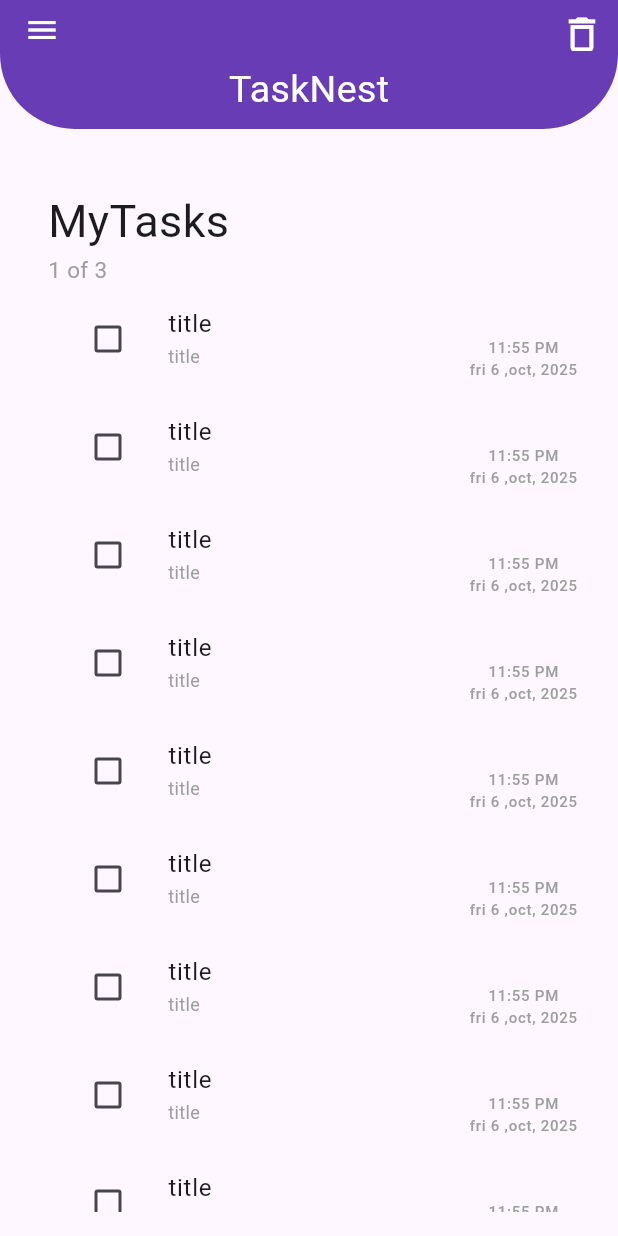
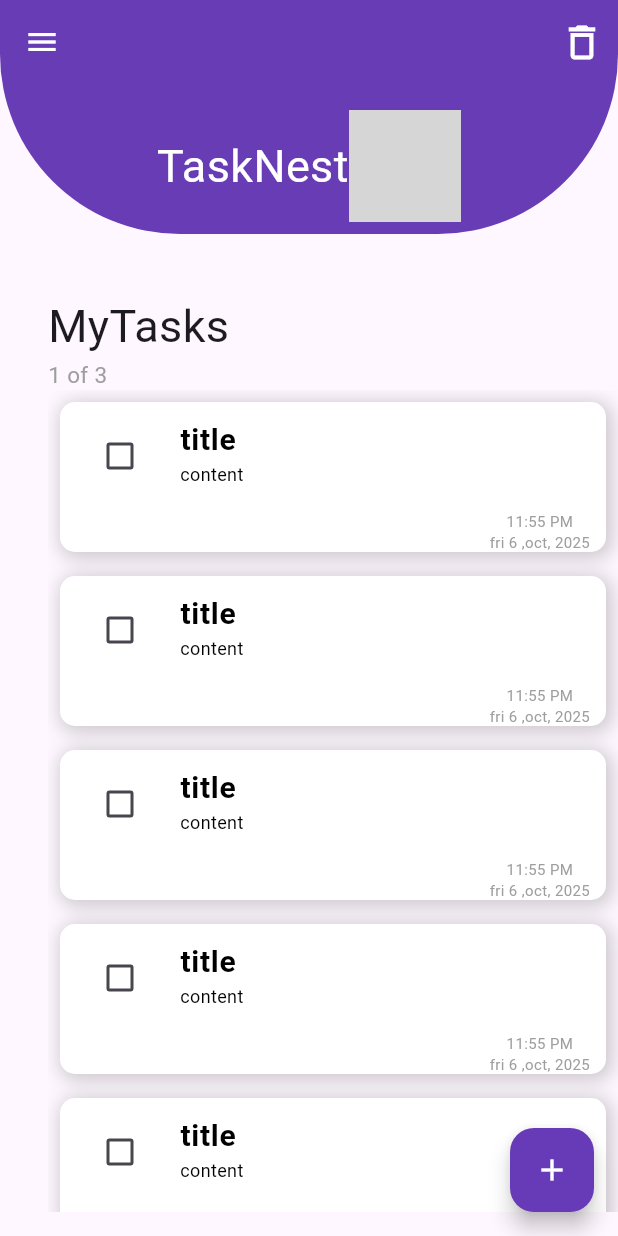
Before and after one commit to moshehata7/flutter_todo_app, a Flutter app: the screen it shows after launch, on a phone screen of 412 x 824 dp. Run offline on Flutter 3.47's test engine with Material 3 defaults, Android fonts, the phone set to English and light mode, and no system bars; grey boxes are pictures that could not be loaded.

Commit message:
Some modifications in task item and body

```diff
--- a/lib/screens/home_screen.dart
+++ b/lib/screens/home_screen.dart
@@ -7,6 +7,11 @@ class HomeScreen extends StatelessWidget {
   @override
   Widget build(BuildContext context) {
     return Scaffold(
+      floatingActionButton: FloatingActionButton(
+
+        backgroundColor: Colors.deepPurple,
+        child: Icon(Icons.add,color: Colors.white,),
+        onPressed: (){}),
       drawer: Drawer(
         surfaceTintColor: Colors.white,
       ),
@@ -14,15 +19,21 @@ class HomeScreen extends StatelessWidget {
         iconTheme: IconThemeData(
           color: Colors.white
         ),
-        bottom: PreferredSize(preferredSize: Size.fromHeight(30),
+        bottom: PreferredSize(preferredSize: Size.fromHeight(100),
          child: Padding(
            padding: const EdgeInsets.all(8.0),
-           child: Text("TaskNest",style: TextStyle(fontSize: 25,color: Colors.white),),
+           child: Row(
+            mainAxisAlignment: MainAxisAlignment.center,
+             children: [
+               Text("TaskNest",style: TextStyle(fontSize: 30,color: Colors.white),),
+               Image.asset("images/task.png",height: 75,width: 75,)
+             ],
+           ),
          )),
         elevation: 6,
          shape: RoundedRectangleBorder(
     borderRadius: BorderRadius.vertical(
-      bottom: Radius.circular(50),
+      bottom: Radius.circular(120)
     ),
   ),
         backgroundColor: Colors.deepPurple,
--- a/lib/widgets/task_item.dart
+++ b/lib/widgets/task_item.dart
@@ -5,20 +5,57 @@ class TaskItem extends StatelessWidget {
 
   @override
   Widget build(BuildContext context) {
-    return ListTile(
+    return Padding(
+      padding: const EdgeInsets.all(8.0),
+      child: GestureDetector(
+        onTap: (){
+
+        },
+        child: Container(
+          height: 100,
+          decoration: BoxDecoration(
+            borderRadius: BorderRadius.circular(10),
+            color: Colors.white,
+            boxShadow: [
+              BoxShadow(
+                color: Colors.black.withOpacity(0.2),
+                spreadRadius: 2,
+                blurRadius: 10,
+                offset: Offset(2, 2)
+              )
+            ]
+          ),
+          child: Column(
+            children: [
+              ListTile(
                 leading: Checkbox(value: false, onChanged: (value) {}),
-      title: Text("title", style: TextStyle()),
+                title: Text("title", style: TextStyle(fontSize: 20, color: Colors.black,fontWeight: FontWeight.bold)),
                 subtitle: Text(
-        "title",
-        style: TextStyle(fontSize: 12, color: Colors.grey),
+                  "content",
+                  style: TextStyle(fontSize: 12, color: Colors.black,),
                 ),
-      trailing: Column(
+
+              ),
+               Padding(
+                 padding: const EdgeInsets.only(right: 8.0),
+                 child: Row(
+
                   mainAxisAlignment: MainAxisAlignment.end,
                    children: [
+                     Column(
+                                 children: [
+
                       Text("11:55 PM",style: TextStyle(color: Colors.grey,fontSize: 10),),
                       Text(" fri 6 ,oct, 2025 ",style: TextStyle(color: Colors.grey,fontSize: 10),)
                                  ],
                                ),
+                   ],
+                 ),
+               ),
+            ],
+          ),
+        ),
+      ),
     );
   }
 }
--- a/pubspec.yaml
+++ b/pubspec.yaml
@@ -58,9 +58,9 @@ flutter:
   uses-material-design: true
 
   # To add assets to your application, add an assets section, like this:
-  # assets:
-  #   - images/a_dot_burr.jpeg
-  #   - images/a_dot_ham.jpeg
+  assets:
+    - assets/images/task.png
+
 
   # An image asset can refer to one or more resolution-specific "variants", see
   # https://flutter.dev/to/resolution-aware-images
```
Also changed, not shown: assets/images/task.png (added). Lines whose indentation alone changed are shown as unchanged.
